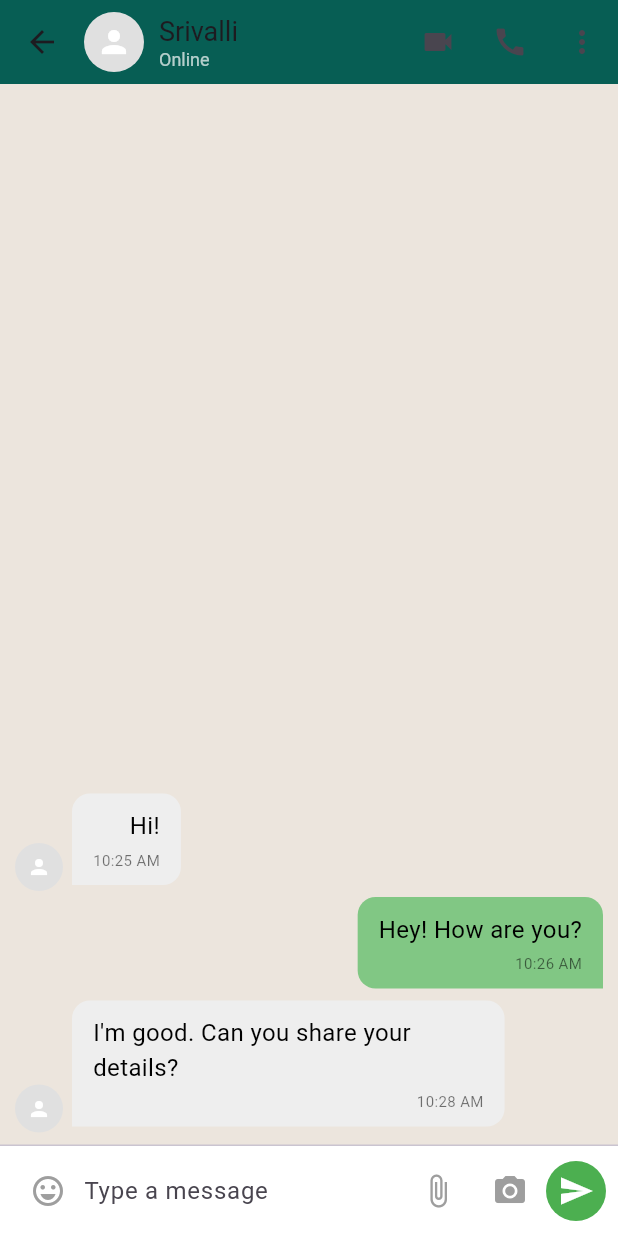
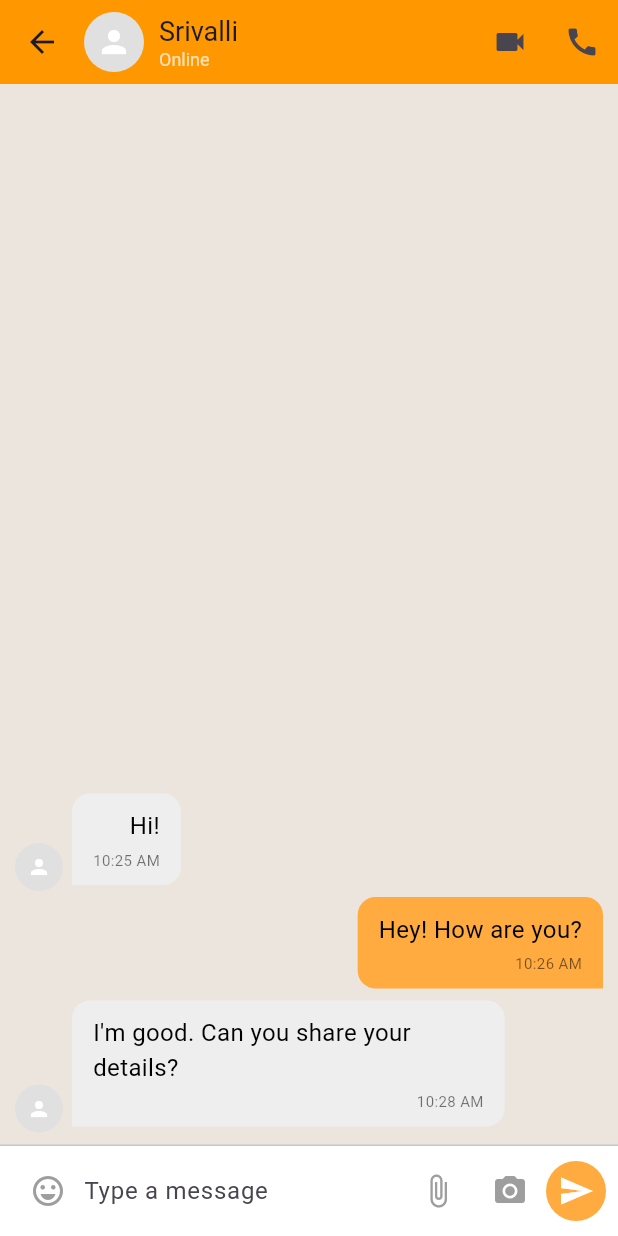
Before and after one commit to ashishGit-Hub/matrimony, a Flutter app: the ChatScreen screen opened directly, after a tap on "Srivalli", on a phone screen of 412 x 824 dp. Run offline on Flutter 3.47's test engine with Material 3 defaults, Android fonts, the phone set to English and light mode, and no system bars; our stand-ins replace image_picker, shared_preferences, smooth_page_indicator; accounts and stored records are empty; network calls fail.

```diff
--- a/lib/features/chat_module/view/chat_detail_screen.dart
+++ b/lib/features/chat_module/view/chat_detail_screen.dart
@@ -55,7 +55,7 @@ class _ChatDetailScreenState extends State<ChatDetailScreen> {
             padding: const EdgeInsets.symmetric(horizontal: 14, vertical: 10),
             constraints: BoxConstraints(maxWidth: MediaQuery.of(context).size.width * 0.7),
             decoration: BoxDecoration(
-              color: isMe ? Colors.green[300] : Colors.grey[200],
+              color: isMe ? Colors.orangeAccent : Colors.grey[200],
               borderRadius: BorderRadius.only(
                 topLeft: const Radius.circular(12),
                 topRight: const Radius.circular(12),
@@ -88,7 +88,7 @@ class _ChatDetailScreenState extends State<ChatDetailScreen> {
     return Scaffold(
       backgroundColor: Color(0xffece5dd),
       appBar: AppBar(
-        backgroundColor: Color(0xff075E54),
+        backgroundColor: Colors.orange,
         titleSpacing: 0,
         title: Row(
           children: [
@@ -110,7 +110,7 @@ class _ChatDetailScreenState extends State<ChatDetailScreen> {
         actions: [
           IconButton(icon: Icon(Icons.videocam), onPressed: () {}),
           IconButton(icon: Icon(Icons.call), onPressed: () {}),
-          IconButton(icon: Icon(Icons.more_vert), onPressed: () {}),
+       //   IconButton(icon: Icon(Icons.more_vert), onPressed: () {}),
         ],
       ),
       body: Column(
@@ -145,7 +145,7 @@ class _ChatDetailScreenState extends State<ChatDetailScreen> {
                 IconButton(icon: Icon(Icons.attach_file, color: Colors.grey), onPressed: () {}),
                 IconButton(icon: Icon(Icons.camera_alt, color: Colors.grey), onPressed: () {}),
                 CircleAvatar(
-                  backgroundColor: Colors.green,
+                  backgroundColor: Colors.orangeAccent,
                   child: IconButton(icon: Icon(Icons.send, color: Colors.white), onPressed: sendMessage),
                 ),
               ],
--- a/lib/features/chat_module/view/chat_screen.dart
+++ b/lib/features/chat_module/view/chat_screen.dart
@@ -30,7 +30,7 @@ class ChatScreen extends StatelessWidget {
       appBar: AppBar(
         title: Center(child: Text('Chat',style: AppTextStyle.semiBoldInterText(fontSize: 25),)),
 
-        backgroundColor: Colors.green,
+        backgroundColor: Colors.orange,
       ),
       body: ListView.builder(
         itemCount: chatList.length,
```
